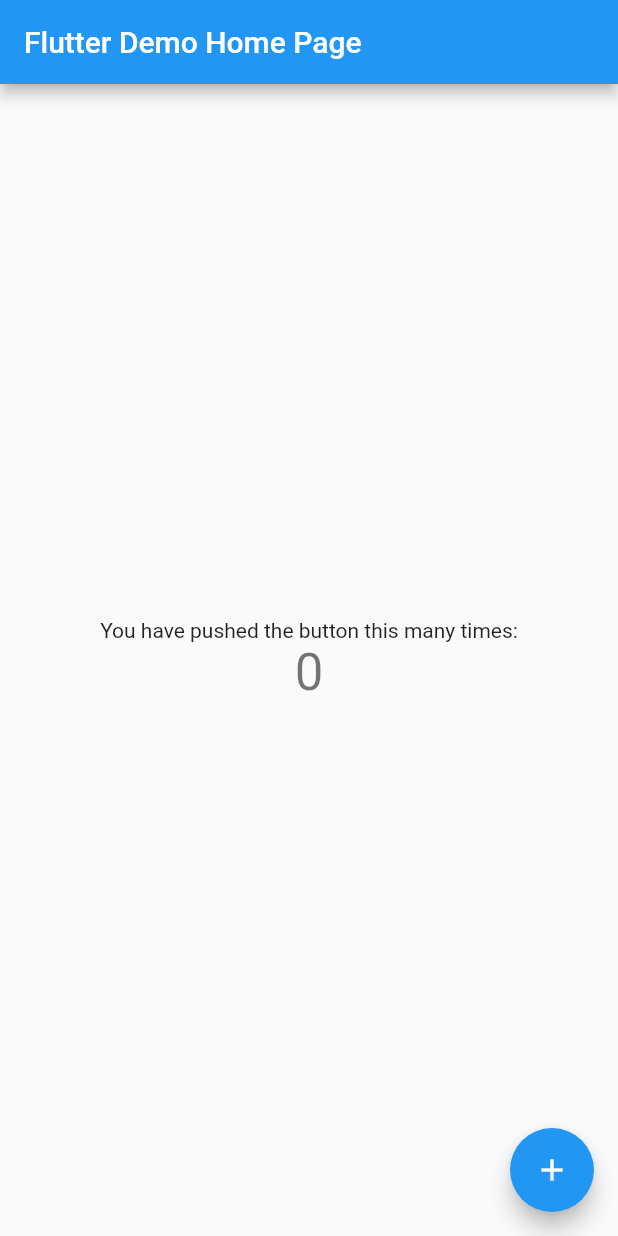
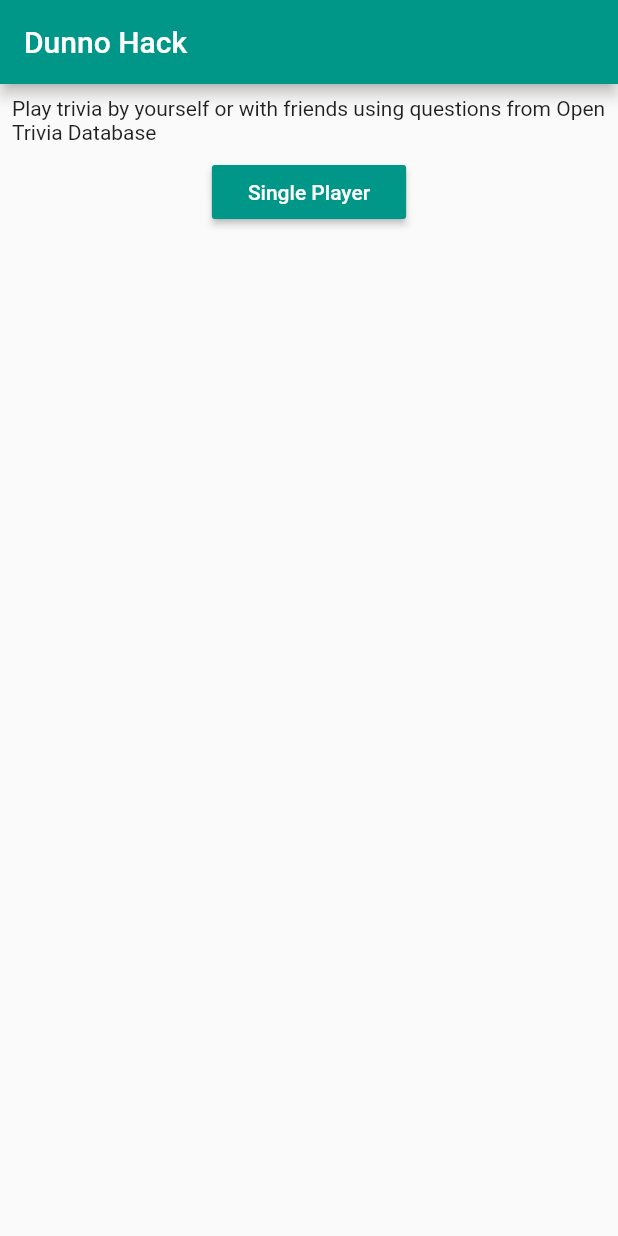
Before and after one commit to mensly/dunnohack, a Flutter app: the screen it shows after launch, on a phone screen of 412 x 824 dp. Run offline on Flutter 3.47's test engine with Material 2 defaults, Android fonts, the phone set to English and light mode, and no system bars.

Commit message:
Basic home page and placeholder game page

```diff
--- /dev/null
+++ b/lib/extensions.dart
@@ -0,0 +1,8 @@
+import 'package:flutter/cupertino.dart';
+import 'package:flutter/material.dart';
+
+extension AppProperties on BuildContext {
+  MaterialApp get materialApp => findAncestorWidgetOfExactType<MaterialApp>()!;
+  String get appTitle => materialApp.title;
+  ThemeData get theme => materialApp.theme!;
+}
--- a/lib/main.dart
+++ b/lib/main.dart
@@ -1,3 +1,5 @@
+import 'package:dunno_hack/ui/game.dart';
+import 'package:dunno_hack/ui/home.dart';
 import 'package:flutter/material.dart';
 
 void main() {
@@ -11,105 +13,16 @@
   @override
   Widget build(BuildContext context) {
     return MaterialApp(
-      title: 'Flutter Demo',
+      title: 'Dunno Hack',
       theme: ThemeData(
-        // This is the theme of your application.
-        //
-        // Try running your application with "flutter run". You'll see the
-        // application has a blue toolbar. Then, without quitting the app, try
-        // changing the primarySwatch below to Colors.green and then invoke
-        // "hot reload" (press "r" in the console where you ran "flutter run",
-        // or simply save your changes to "hot reload" in a Flutter IDE).
-        // Notice that the counter didn't reset back to zero; the application
-        // is not restarted.
-        primarySwatch: Colors.blue,
+        primarySwatch: Colors.teal,
       ),
-      home: const MyHomePage(title: 'Flutter Demo Home Page'),
+      initialRoute: '/',
+      routes: {
+        // When navigating to the "/" route, build the FirstScreen widget.
+        '/': (context) => const HomeScreen(),
+        '/game': (context) => const GameScreen(),
+      },
     );
   }
 }
-
-class MyHomePage extends StatefulWidget {
-  const MyHomePage({Key? key, required this.title}) : super(key: key);
-
-  // This widget is the home page of your application. It is stateful, meaning
-  // that it has a State object (defined below) that contains fields that affect
-  // how it looks.
-
-  // This class is the configuration for the state. It holds the values (in this
-  // case the title) provided by the parent (in this case the App widget) and
-  // used by the build method of the State. Fields in a Widget subclass are
-  // always marked "final".
-
-  final String title;
-
-  @override
-  State<MyHomePage> createState() => _MyHomePageState();
-}
-
-class _MyHomePageState extends State<MyHomePage> {
-  int _counter = 0;
-
-  void _incrementCounter() {
-    setState(() {
-      // This call to setState tells the Flutter framework that something has
-      // changed in this State, which causes it to rerun the build method below
-      // so that the display can reflect the updated values. If we changed
-      // _counter without calling setState(), then the build method would not be
-      // called again, and so nothing would appear to happen.
-      _counter++;
-    });
-  }
-
-  @override
-  Widget build(BuildContext context) {
-    // This method is rerun every time setState is called, for instance as done
-    // by the _incrementCounter method above.
-    //
-    // The Flutter framework has been optimized to make rerunning build methods
-    // fast, so that you can just rebuild anything that needs updating rather
-    // than having to individually change instances of widgets.
-    return Scaffold(
-      appBar: AppBar(
-        // Here we take the value from the MyHomePage object that was created by
-        // the App.build method, and use it to set our appbar title.
-        title: Text(widget.title),
-      ),
-      body: Center(
-        // Center is a layout widget. It takes a single child and positions it
-        // in the middle of the parent.
-        child: Column(
-          // Column is also a layout widget. It takes a list of children and
-          // arranges them vertically. By default, it sizes itself to fit its
-          // children horizontally, and tries to be as tall as its parent.
-          //
-          // Invoke "debug painting" (press "p" in the console, choose the
-          // "Toggle Debug Paint" action from the Flutter Inspector in Android
-          // Studio, or the "Toggle Debug Paint" command in Visual Studio Code)
-          // to see the wireframe for each widget.
-          //
-          // Column has various properties to control how it sizes itself and
-          // how it positions its children. Here we use mainAxisAlignment to
-          // center the children vertically; the main axis here is the vertical
-          // axis because Columns are vertical (the cross axis would be
-          // horizontal).
-          mainAxisAlignment: MainAxisAlignment.center,
-          children: <Widget>[
-            const Text(
-              'You have pushed the button this many times:',
-            ),
-            Text(
-              '$_counter',
-              style: Theme.of(context).textTheme.headline4,
-            ),
-          ],
-        ),
-      ),
-      floatingActionButton: FloatingActionButton(
-        onPressed: _incrementCounter,
-        tooltip: 'Increment',
-        child: const Icon(Icons.add),
-      ), // This trailing comma makes auto-formatting nicer for build methods.
-    );
-  }
-}
--- /dev/null
+++ b/lib/ui/game.dart
@@ -0,0 +1,16 @@
+import 'package:dunno_hack/extensions.dart';
+import 'package:flutter/material.dart';
+
+class GameScreen extends StatelessWidget {
+  const GameScreen({Key? key}) : super(key: key);
+
+  @override
+  Widget build(BuildContext context) {
+    return Scaffold(
+      appBar: AppBar(
+        title: Text(context.appTitle),
+      ),
+      body: const Text("TODO"),
+    );
+  }
+}
--- /dev/null
+++ b/lib/ui/home.dart
@@ -0,0 +1,36 @@
+import 'package:flutter/material.dart';
+import 'package:dunno_hack/extensions.dart';
+
+class HomeScreen extends StatelessWidget {
+  const HomeScreen({Key? key}) : super(key: key);
+
+  @override
+  Widget build(BuildContext context) {
+    return Scaffold(
+      appBar: AppBar(
+        title: Text(context.appTitle),
+      ),
+      body: Center(
+        child: Column(
+          children: [
+            const Padding(
+              padding: EdgeInsets.all(8.0),
+              child: Text("Play trivia by yourself or with friends using questions from Open Trivia Database"),
+            ),
+            MaterialButton(
+              onPressed: () {
+                Navigator.of(context).pushNamed("/game");
+              },
+              color: context.theme.primaryColor,
+              textColor: Colors.white,
+              child: const Padding(
+                padding: EdgeInsets.all(8.0),
+                child: Text("Single Player"),
+              ),
+            )
+          ],
+        ),
+      )
+    );
+  }
+}
```
Also changed, not shown: 2 other files.
